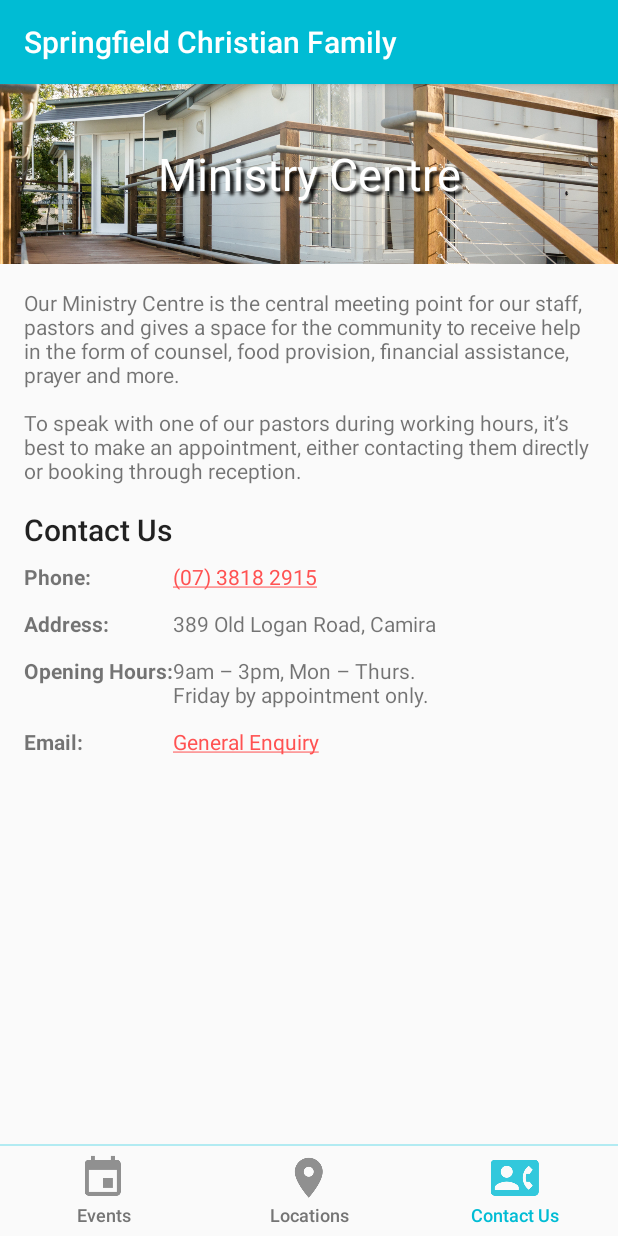
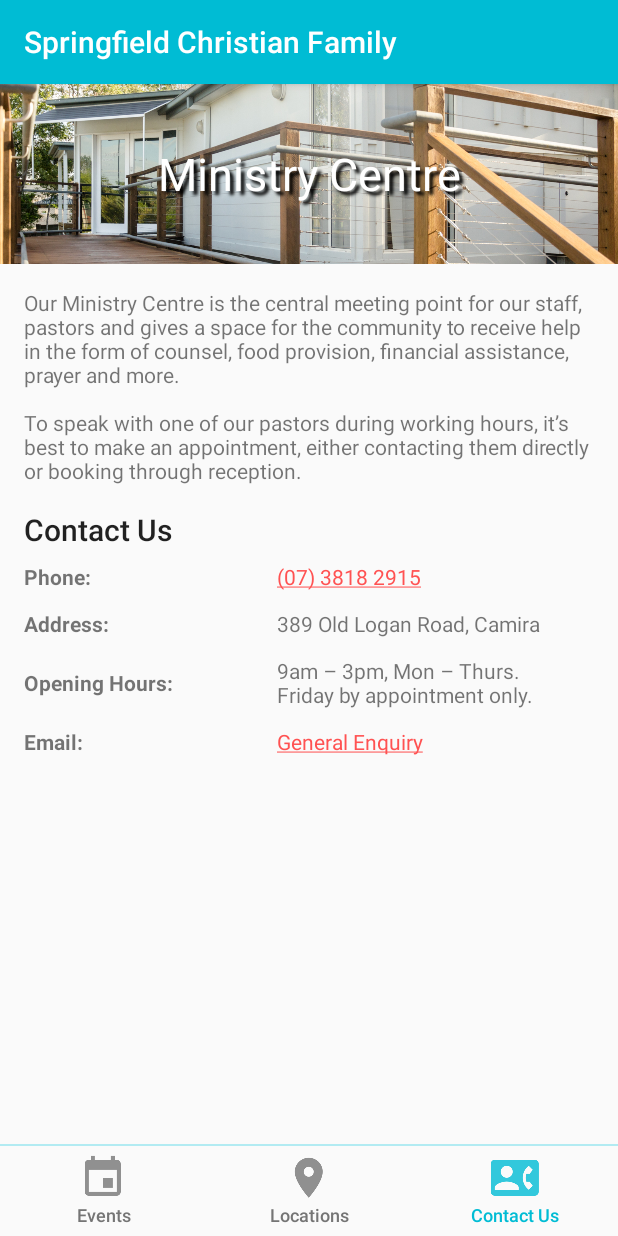
Before and after one commit to anky21/SCF, an Android app: the screen it shows after launch (MainActivity), item 3 of the bottom bar chosen, on a phone screen of 412 x 824 dp. Run offline under Robolectric (Android 15) with nearby library versions, the phone set to English and light mode, and no system bars; our stand-ins replace ButterKnife, Firebase (no records; nobody signed in at launch, a user with empty details on screens opened directly); libraries missing offline, so code that uses them is left out: com.facebook.stetho; 2 statements that could not run were skipped.

Commit message:
fix: Fix text not wrapping issue in GridLayout

```diff
--- a/app/src/main/res/layout/contact_us_sub_gridlayout.xml
+++ b/app/src/main/res/layout/contact_us_sub_gridlayout.xml
@@ -9,51 +9,64 @@
         android:paddingLeft="@dimen/margin_16dp"
         android:paddingRight="@dimen/margin_16dp"
         android:paddingStart="@dimen/margin_16dp"
-        app:columnCount="2"
-        app:orientation="horizontal"
-        app:rowCount="4">
+        app:columnCount="2">
 
         <TextView
             style="@style/GridLayoutTextView"
             android:text="@string/label_phone"
-            android:textStyle="bold" />
+            android:textStyle="bold"
+            app:layout_columnWeight="4"
+            app:layout_gravity="fill"
+            app:layout_rowWeight="1" />
 
         <TextView
             style="@style/GridLayoutTextView"
             android:autoLink="phone"
             android:text="@string/phone_number"
             android:textColor="@color/cyan_500"
-            android:textIsSelectable="true" />
+            android:textIsSelectable="true"
+            app:layout_columnWeight="5"
+            app:layout_gravity="fill" />
 
         <TextView
             style="@style/GridLayoutTextView"
             android:text="@string/label_address"
-            android:textStyle="bold" />
+            android:textStyle="bold"
+            app:layout_gravity="fill"
+            app:layout_rowWeight="2" />
 
         <TextView
             style="@style/GridLayoutTextView"
             android:text="@string/address"
-            android:textIsSelectable="true" />
+            android:textIsSelectable="true"
+            app:layout_gravity="fill" />
 
         <TextView
             style="@style/GridLayoutTextView"
             android:text="@string/label_opening_hours"
-            android:textStyle="bold" />
+            android:textStyle="bold"
+            app:layout_columnWeight="1"
+            app:layout_gravity="fill"
+            app:layout_rowWeight="1" />
 
         <TextView
             style="@style/GridLayoutTextView"
             android:text="@string/opening_hours"
-            android:textIsSelectable="true" />
+            android:textIsSelectable="true"
+            app:layout_gravity="fill" />
 
         <TextView
             style="@style/GridLayoutTextView"
             android:text="@string/label_email"
-            android:textStyle="bold" />
+            android:textStyle="bold"
+            app:layout_gravity="fill"
+            app:layout_rowWeight="1" />
 
         <TextView
             android:id="@+id/compose_email_tv"
             style="@style/GridLayoutTextView"
             android:text="@string/general_enquiry"
-            android:textColor="@color/red_a200" />
+            android:textColor="@color/red_a200"
+            app:layout_gravity="fill" />
     </android.support.v7.widget.GridLayout>
 </merge>
--- a/app/src/main/res/values/styles.xml
+++ b/app/src/main/res/values/styles.xml
@@ -20,11 +20,9 @@
 
     <!-- Gridlayout TextView style-->
     <style name="GridLayoutTextView">
-        <item name="android:layout_width">wrap_content</item>
-        <item name="android:layout_height">wrap_content</item>
+        <item name="android:layout_width">0dp</item>
         <item name="android:gravity">center_vertical|left|start</item>
         <item name="android:paddingBottom">@dimen/margin_12dp</item>
-        <item name="layout_gravity">fill</item>
         <item name="android:textAppearance">@style/Base.TextAppearance.AppCompat.Small</item>
     </style>
 
```
